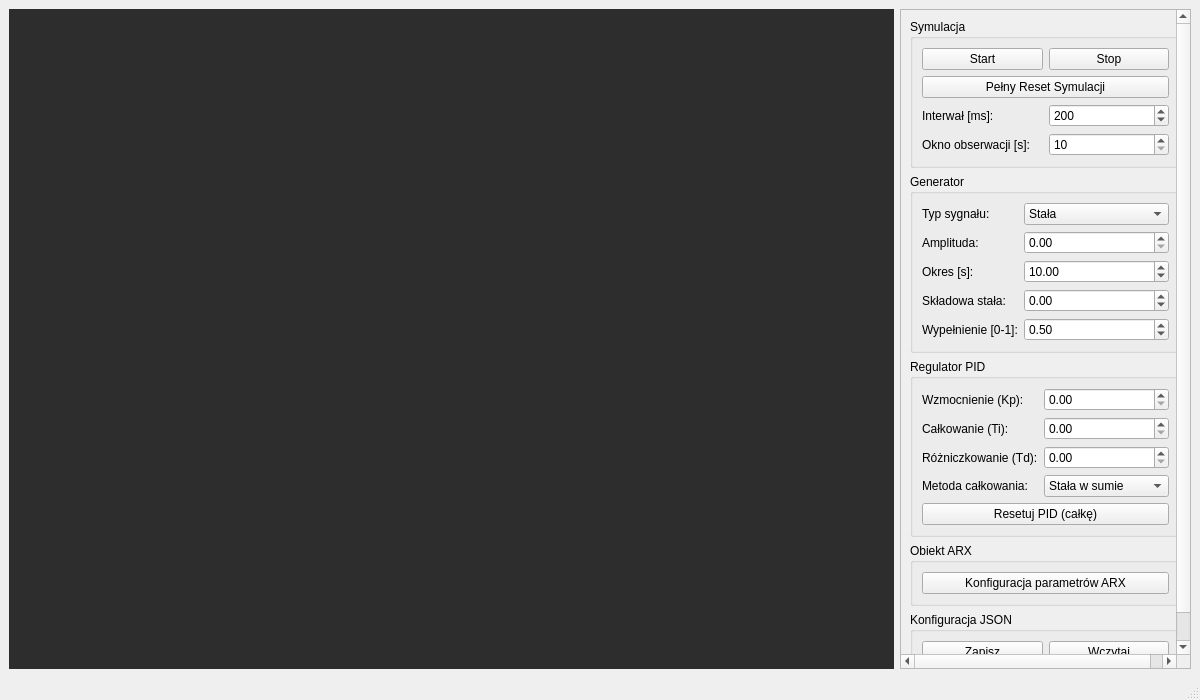
Qt form W_PREZENTACJI/mainwindow.ui (pawnag/UAR) before a commit.
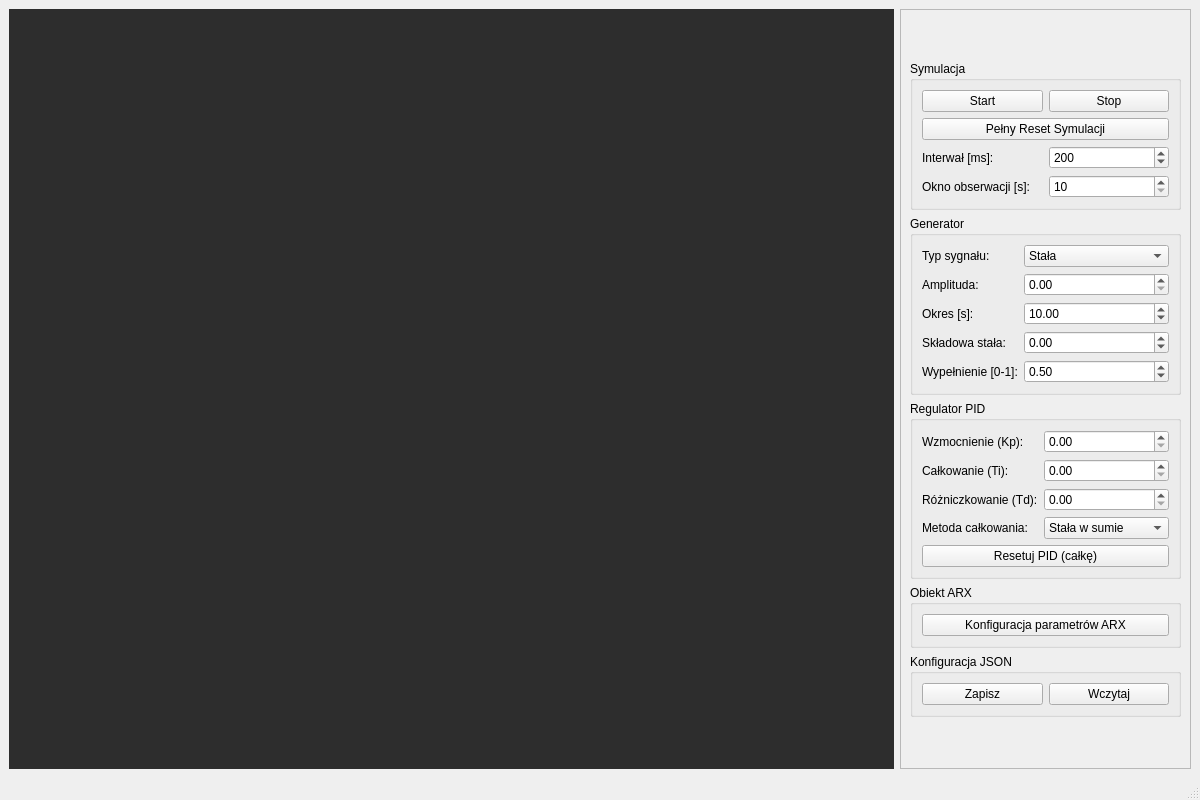
The same form after that commit.

Commit message: drobne zmiany

Diff of the .ui file:
```diff
--- a/W_PREZENTACJI/mainwindow.ui
+++ b/W_PREZENTACJI/mainwindow.ui
@@ -7,13 +7,13 @@
     <x>0</x>
     <y>0</y>
     <width>1200</width>
-    <height>700</height>
+    <height>800</height>
    </rect>
   </property>
   <property name="minimumSize">
    <size>
     <width>1200</width>
-    <height>700</height>
+    <height>800</height>
    </size>
   </property>
   <property name="windowTitle">
@@ -56,8 +56,8 @@
         <rect>
          <x>0</x>
          <y>0</y>
-         <width>276</width>
-         <height>728</height>
+         <width>278</width>
+         <height>758</height>
         </rect>
        </property>
        <layout class="QVBoxLayout" name="verticalLayout_Controls">
```
The commit also changes 2 other files.
